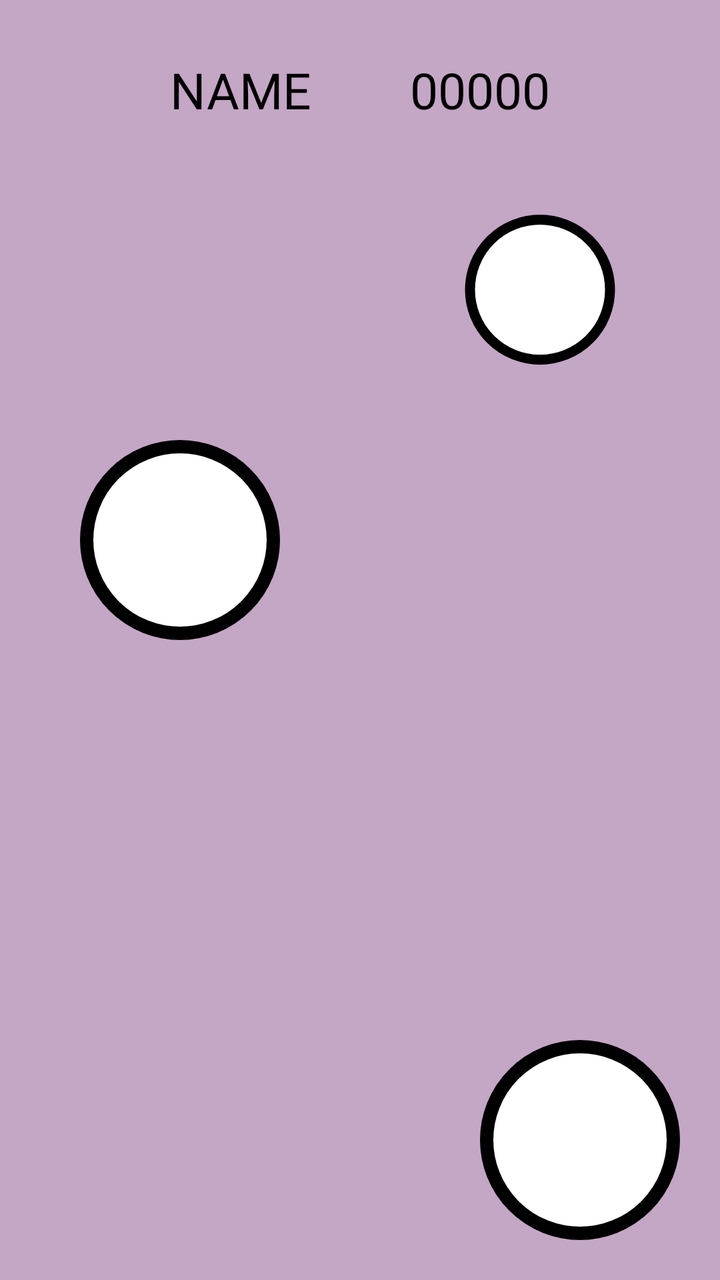
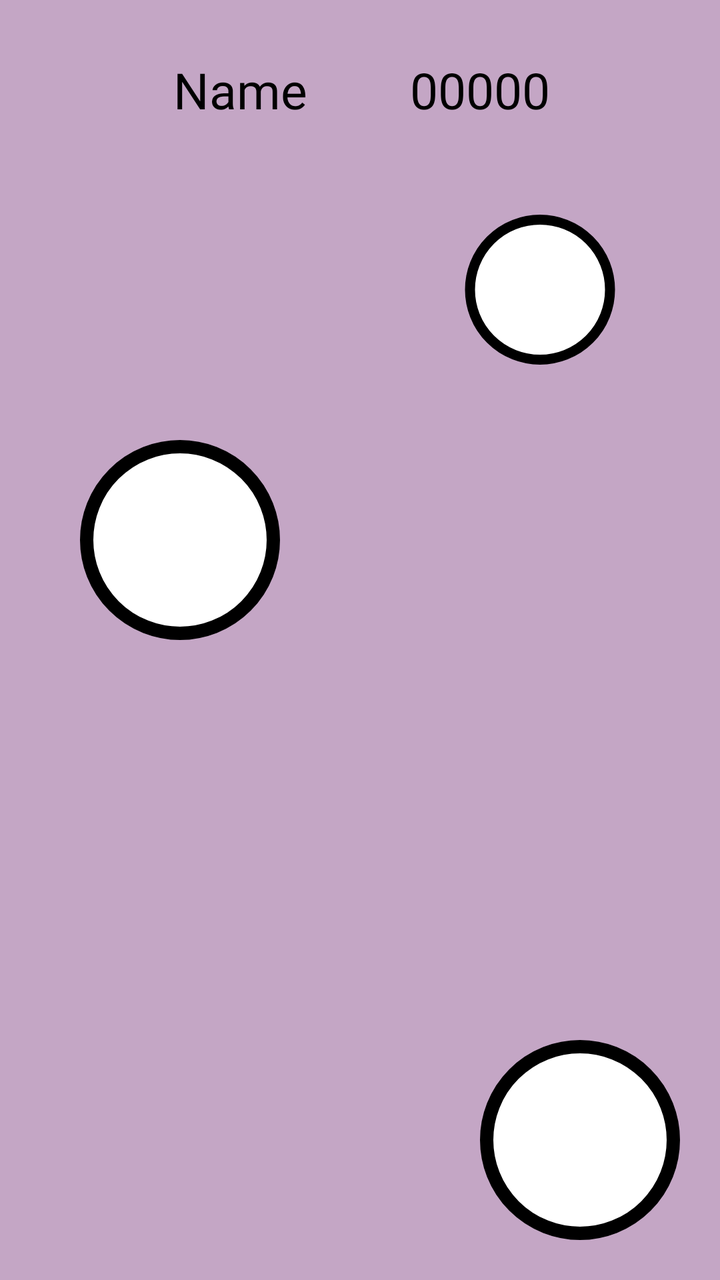

Two renders of the same Android screen: before a commit and after it. Below are the layout's source before the change and the commit's diff.
<!-- AndroidManifest.xml: application theme Theme.PetMonsters -->
<!-- res/layout/activity_home.xml -->
<?xml version="1.0" encoding="utf-8"?>
<FrameLayout xmlns:android="http://schemas.android.com/apk/res/android"
    android:layout_width="match_parent"
    android:layout_height="match_parent"
    android:background="@color/main_background">

    <FrameLayout
        android:layout_width="match_parent"
        android:layout_height="match_parent">

        <ImageView
            android:id="@+id/friends_iv"
            android:layout_width="100dp"
            android:layout_height="250dp"
            android:layout_gravity="left|center_vertical"
            android:layout_marginLeft="40dp"
            android:src="@drawable/color_selector"
            android:layout_marginBottom="50dp"/>

        <ImageView
            android:id="@+id/board_iv"
            android:src="@drawable/color_selector"
            android:layout_width="100dp"
            android:layout_height="75dp"
            android:layout_gravity="right|center_vertical"
            android:layout_marginRight="40dp"
            android:layout_marginBottom="175dp"/>

    </FrameLayout>

    <FrameLayout
        android:layout_width="match_parent"
        android:layout_height="match_parent">

        <ImageView
            android:id="@+id/pet_iv"
            android:layout_width="400dp"
            android:layout_height="400dp"
            android:layout_gravity="center"
            android:layout_marginTop="75dp"/>

    </FrameLayout>

    <FrameLayout
        android:layout_width="match_parent"
        android:layout_height="match_parent">

        <ImageView
            android:id="@+id/hat_iv"
            android:layout_width="150dp"
            android:layout_height="150dp"
            android:layout_marginLeft="6dp"
            android:layout_gravity="center"
            android:layout_marginBottom="65dp"/>

        <ImageView
            android:id="@+id/shoes_iv"
            android:layout_width="210dp"
            android:layout_height="60dp"
            android:layout_gravity="center"
            android:layout_marginLeft="6dp"
            android:layout_marginTop="190dp"/>

        <TextView
            android:id="@+id/name_tv"
            android:layout_width="200dp"
            android:layout_height="50dp"
            android:layout_marginTop="20dp"
            android:layout_marginLeft="20dp"
            android:fontFamily="@font/g"
            android:text="NAME"
            android:textColor="@color/black"
            android:gravity="center"
            android:textAlignment="center"
            android:textSize="25dp"/>

        <TextView
            android:id="@+id/money_tv"
            android:layout_width="100dp"
            android:layout_height="50dp"
            android:fontFamily="@font/g"
            android:layout_marginTop="20dp"
            android:layout_marginRight="70dp"
            android:layout_gravity="right"
            android:text="00000"
            android:textSize="25dp"
            android:textColor="@color/black"
            android:gravity="center"
            android:textAlignment="center"/>

        <ImageView
            android:layout_width="50dp"
            android:layout_height="50dp"
            android:layout_marginTop="20dp"
            android:layout_marginRight="20dp"
            android:layout_gravity="right"/>

        <ImageView
            android:id="@+id/play_iv"
            android:layout_width="100dp"
            android:layout_height="100dp"
            android:layout_gravity="bottom"
            android:layout_marginBottom="20dp"
            android:layout_marginLeft="20dp"/>

        <ImageView
            android:id="@+id/store_iv"
            android:src="@drawable/color_selector"
            android:layout_width="100dp"
            android:layout_height="100dp"
            android:layout_gravity="bottom|right"
            android:layout_marginBottom="20dp"
            android:layout_marginRight="20dp"/>

    </FrameLayout>


    <androidx.fragment.app.FragmentContainerView
        android:id="@+id/fragment_container"
        android:layout_width="match_parent"
        android:layout_gravity="center"
        android:layout_marginRight="50dp"
        android:layout_marginLeft="50dp"
        android:layout_height="300dp">



        </androidx.fragment.app.FragmentContainerView>


</FrameLayout>
<!-- resources referenced by this layout -->
<resources>
  <color name="black">#FF000000</color>
  <color name="main_background">#C4A6C5</color>
  <!-- drawable color_selector (drawable) -->
  <?xml version="1.0" encoding="utf-8"?>
  <shape
      xmlns:android="http://schemas.android.com/apk/res/android"
      android:shape="oval">
  
      <solid
          android:color="#FFFFFF" />
      <size
          android:width="75dp"
          android:height="75dp"/>
  
      <stroke android:color="@color/black"
          android:width="5dp"/>
  </shape>
  <style name="Theme.PetMonsters" parent="Theme.MaterialComponents.DayNight.NoActionBar">
          
          <item name="colorPrimary">@color/purple_500</item>
          <item name="colorPrimaryVariant">@color/purple_700</item>
          <item name="colorOnPrimary">@color/white</item>
          
          <item name="colorSecondary">@color/teal_200</item>
          <item name="colorSecondaryVariant">@color/teal_700</item>
          <item name="colorOnSecondary">@color/black</item>
          
          <item name="android:statusBarColor">?attr/colorPrimaryVariant</item>
          
      </style>
  <color name="purple_500">#FF6200EE</color>
  <color name="purple_700">#FF3700B3</color>
  <color name="white">#FFFFFFFF</color>
  <color name="teal_200">#FF03DAC5</color>
  <color name="teal_700">#FF018786</color>
</resources>

<!-- the commit's change to res/layout/activity_home.xml (unified diff, before → after) -->
@@ -68,7 +68,7 @@
             android:layout_marginTop="20dp"
             android:layout_marginLeft="20dp"
             android:fontFamily="@font/g"
-            android:text="NAME"
+            android:text="@string/name"
             android:textColor="@color/black"
             android:gravity="center"
             android:textAlignment="center"
<!-- resource entries referenced after the edit -->
@@ -17,6 +17,7 @@
       <stroke android:color="@color/black"
           android:width="5dp"/>
   </shape>
+  <string name="name">Name</string>
   <style name="Theme.PetMonsters" parent="Theme.MaterialComponents.DayNight.NoActionBar">
           
           <item name="colorPrimary">@color/purple_500</item>
